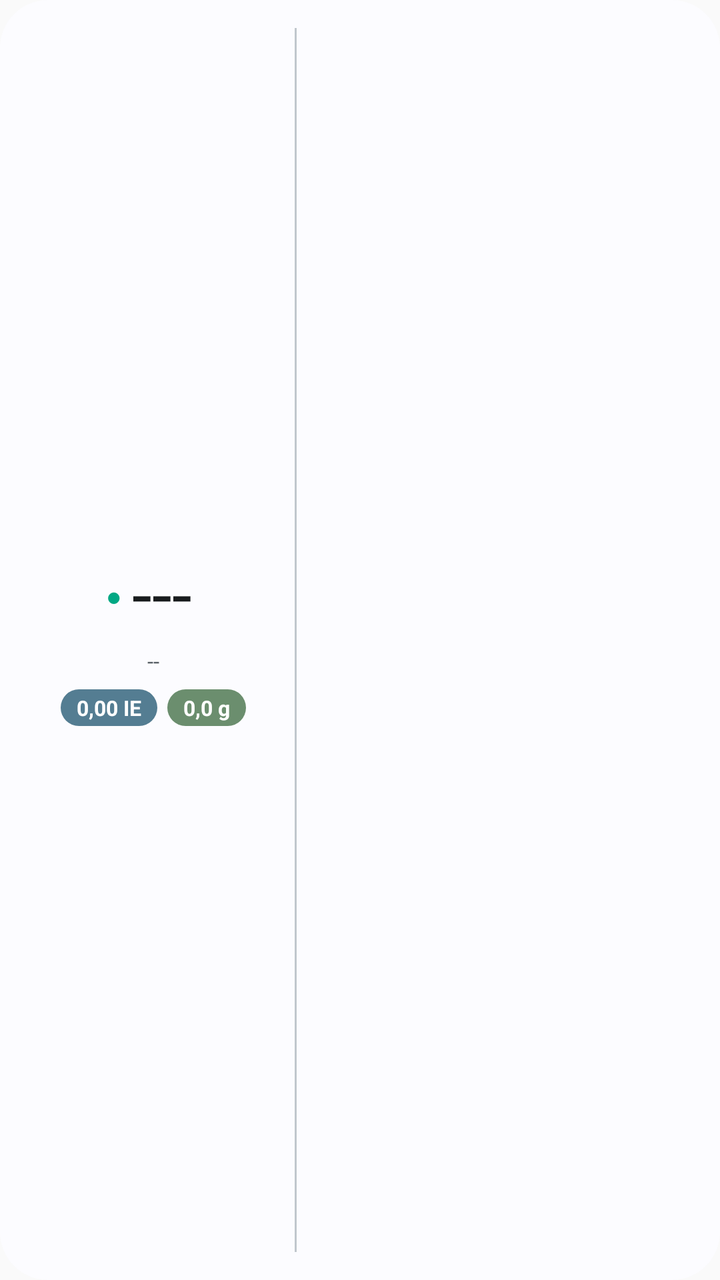
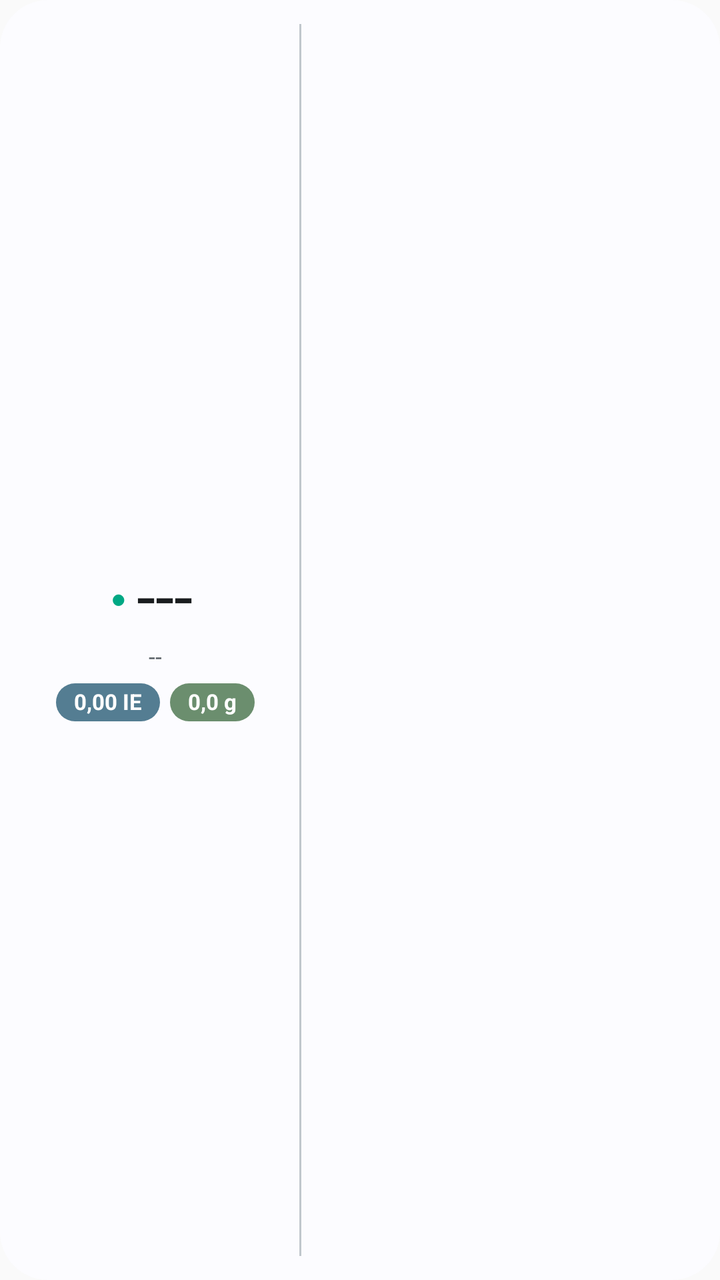

An Android layout rendered at two revisions. The XML below is the earlier revision; the diff shows what the commit changed to produce the second picture.
<!-- AndroidManifest.xml: application theme Theme.EasyBolus -->
<!-- res/layout/widget_easybolus.xml -->
<?xml version="1.0" encoding="utf-8"?>
<LinearLayout xmlns:android="http://schemas.android.com/apk/res/android"
    android:id="@+id/widget_root"
    android:layout_width="match_parent"
    android:layout_height="match_parent"
    android:background="@drawable/widget_bg"
    android:orientation="horizontal"
    android:gravity="center_vertical"
    android:paddingStart="12dp"
    android:paddingEnd="8dp"
    android:paddingTop="10dp"
    android:paddingBottom="10dp">

    
    <LinearLayout
        android:layout_width="0dp"
        android:layout_height="wrap_content"
        android:layout_weight="0.95"
        android:orientation="vertical"
        android:gravity="center_horizontal">

        <LinearLayout
            android:layout_width="wrap_content"
            android:layout_height="wrap_content"
            android:orientation="horizontal"
            android:gravity="center_vertical">

            <TextView
                android:id="@+id/widget_status_dot"
                android:layout_width="wrap_content"
                android:layout_height="wrap_content"
                android:text="●"
                android:textSize="13sp"
                android:textColor="#00A884"
                android:layout_marginEnd="5dp" />

            <TextView
                android:id="@+id/widget_bg_value"
                android:layout_width="wrap_content"
                android:layout_height="wrap_content"
                android:text="---"
                android:textSize="36sp"
                android:textStyle="normal"
                android:includeFontPadding="false"
                android:fontFeatureSettings="tnum"
                android:textColor="@color/widget_text_primary" />

            <TextView
                android:id="@+id/widget_trend"
                android:layout_width="wrap_content"
                android:layout_height="wrap_content"
                android:layout_marginStart="4dp"
                android:text=""
                android:textSize="24sp"
                android:includeFontPadding="false"
                android:textColor="@color/widget_text_primary" />
        </LinearLayout>

        <TextView
            android:id="@+id/widget_subtitle"
            android:layout_width="wrap_content"
            android:layout_height="wrap_content"
            android:text="--"
            android:textSize="11sp"
            android:maxLines="1"
            android:ellipsize="end"
            android:fontFeatureSettings="tnum"
            android:textColor="@color/widget_text_secondary"
            android:layout_marginTop="4dp" />

        <LinearLayout
            android:layout_width="wrap_content"
            android:layout_height="wrap_content"
            android:orientation="horizontal"
            android:gravity="center"
            android:layout_marginTop="7dp">

            <TextView
                android:id="@+id/widget_iob"
                android:layout_width="wrap_content"
                android:layout_height="wrap_content"
                android:background="@drawable/widget_pill_iob"
                android:paddingStart="8dp"
                android:paddingEnd="8dp"
                android:paddingTop="2dp"
                android:paddingBottom="2dp"
                android:text="0,00 IE"
                android:textSize="10.5sp"
                android:textStyle="bold"
                android:fontFeatureSettings="tnum"
                android:textColor="#FFFFFF" />

            <TextView
                android:id="@+id/widget_cob"
                android:layout_width="wrap_content"
                android:layout_height="wrap_content"
                android:background="@drawable/widget_pill_cob"
                android:paddingStart="8dp"
                android:paddingEnd="8dp"
                android:paddingTop="2dp"
                android:paddingBottom="2dp"
                android:layout_marginStart="5dp"
                android:text="0,0 g"
                android:textSize="10.5sp"
                android:textStyle="bold"
                android:fontFeatureSettings="tnum"
                android:textColor="#FFFFFF" />
        </LinearLayout>
    </LinearLayout>

    
    <ImageView
        android:layout_width="1dp"
        android:layout_height="match_parent"
        android:layout_marginStart="6dp"
        android:layout_marginEnd="6dp"
        android:layout_marginTop="4dp"
        android:layout_marginBottom="4dp"
        android:background="@color/widget_divider"
        android:contentDescription="@null" />

    
    <ImageView
        android:id="@+id/widget_chart_image"
        android:layout_width="0dp"
        android:layout_height="match_parent"
        android:layout_weight="1.45"
        android:scaleType="fitXY"
        android:contentDescription="@string/app_name" />
</LinearLayout>
<!-- resources referenced by this layout -->
<resources>
  <color name="widget_divider">#E0E3E8</color>
  <color name="widget_text_primary">#1F1F1F</color>
  <color name="widget_text_secondary">#5F6368</color>
  <!-- drawable widget_bg (drawable) -->
  <?xml version="1.0" encoding="utf-8"?>
  <shape xmlns:android="http://schemas.android.com/apk/res/android"
      android:shape="rectangle">
      <solid android:color="@color/widget_background" />
      <corners android:radius="24dp" />
  </shape>
  <!-- drawable widget_pill_cob (drawable) -->
  <?xml version="1.0" encoding="utf-8"?>
  <shape xmlns:android="http://schemas.android.com/apk/res/android"
      android:shape="rectangle">
      <solid android:color="@color/widget_pill_cob" />
      <corners android:radius="50dp" />
  </shape>
  <!-- drawable widget_pill_iob (drawable) -->
  <?xml version="1.0" encoding="utf-8"?>
  <shape xmlns:android="http://schemas.android.com/apk/res/android"
      android:shape="rectangle">
      <solid android:color="@color/widget_pill_iob" />
      <corners android:radius="50dp" />
  </shape>
  <string name="app_name">easyBOLUS</string>
  <style name="Theme.EasyBolus" parent="android:Theme.Material.Light.NoActionBar" />
  <color name="widget_background">#F8F9FC</color>
  <color name="widget_pill_cob">#6B8E6E</color>
  <color name="widget_pill_iob">#547D92</color>
</resources>

<!-- the commit's change to res/layout/widget_easybolus.xml (unified diff, before → after) -->
@@ -8,14 +8,14 @@
     android:gravity="center_vertical"
     android:paddingStart="12dp"
     android:paddingEnd="8dp"
-    android:paddingTop="10dp"
-    android:paddingBottom="10dp">
+    android:paddingTop="8dp"
+    android:paddingBottom="8dp">
 
     
     <LinearLayout
         android:layout_width="0dp"
         android:layout_height="wrap_content"
-        android:layout_weight="0.95"
+        android:layout_weight="0.98"
         android:orientation="vertical"
         android:gravity="center_horizontal">
 
@@ -31,6 +31,7 @@
                 android:layout_height="wrap_content"
                 android:text="●"
                 android:textSize="13sp"
+                android:includeFontPadding="false"
                 android:textColor="#00A884"
                 android:layout_marginEnd="5dp" />
 
@@ -39,7 +40,7 @@
                 android:layout_width="wrap_content"
                 android:layout_height="wrap_content"
                 android:text="---"
-                android:textSize="36sp"
+                android:textSize="34sp"
                 android:textStyle="normal"
                 android:includeFontPadding="false"
                 android:fontFeatureSettings="tnum"
@@ -51,7 +52,7 @@
                 android:layout_height="wrap_content"
                 android:layout_marginStart="4dp"
                 android:text=""
-                android:textSize="24sp"
+                android:textSize="23sp"
                 android:includeFontPadding="false"
                 android:textColor="@color/widget_text_primary" />
         </LinearLayout>
@@ -61,31 +62,34 @@
             android:layout_width="wrap_content"
             android:layout_height="wrap_content"
             android:text="--"
-            android:textSize="11sp"
+            android:textSize="11.5sp"
+            android:includeFontPadding="false"
             android:maxLines="1"
             android:ellipsize="end"
             android:fontFeatureSettings="tnum"
             android:textColor="@color/widget_text_secondary"
-            android:layout_marginTop="4dp" />
+            android:layout_marginTop="3dp" />
 
         <LinearLayout
             android:layout_width="wrap_content"
             android:layout_height="wrap_content"
             android:orientation="horizontal"
             android:gravity="center"
-            android:layout_marginTop="7dp">
+            android:layout_marginTop="6dp">
 
             <TextView
                 android:id="@+id/widget_iob"
                 android:layout_width="wrap_content"
                 android:layout_height="wrap_content"
                 android:background="@drawable/widget_pill_iob"
-                android:paddingStart="8dp"
-                android:paddingEnd="8dp"
-                android:paddingTop="2dp"
-                android:paddingBottom="2dp"
+                android:paddingStart="9dp"
+                android:paddingEnd="9dp"
+                android:paddingTop="3dp"
+                android:paddingBottom="3dp"
+                android:includeFontPadding="false"
+                android:maxLines="1"
                 android:text="0,00 IE"
-                android:textSize="10.5sp"
+                android:textSize="11sp"
                 android:textStyle="bold"
                 android:fontFeatureSettings="tnum"
                 android:textColor="#FFFFFF" />
@@ -95,13 +99,15 @@
                 android:layout_width="wrap_content"
                 android:layout_height="wrap_content"
                 android:background="@drawable/widget_pill_cob"
-                android:paddingStart="8dp"
-                android:paddingEnd="8dp"
-                android:paddingTop="2dp"
-                android:paddingBottom="2dp"
+                android:paddingStart="9dp"
+                android:paddingEnd="9dp"
+                android:paddingTop="3dp"
+                android:paddingBottom="3dp"
                 android:layout_marginStart="5dp"
+                android:includeFontPadding="false"
+                android:maxLines="1"
                 android:text="0,0 g"
-                android:textSize="10.5sp"
+                android:textSize="11sp"
                 android:textStyle="bold"
                 android:fontFeatureSettings="tnum"
                 android:textColor="#FFFFFF" />
